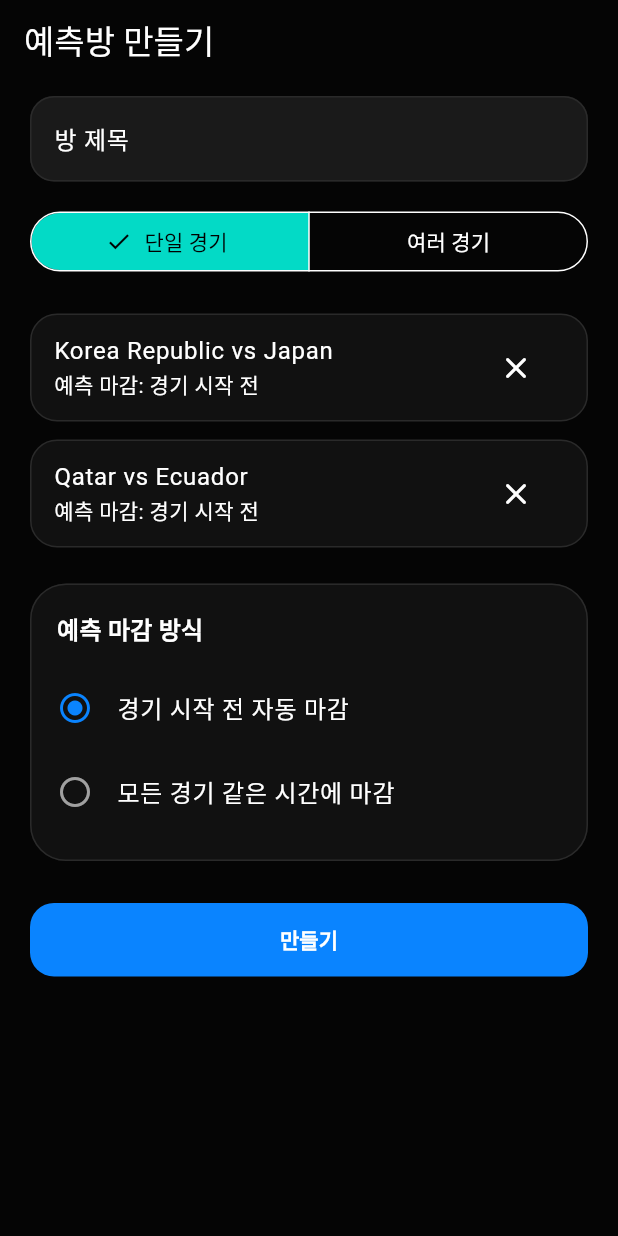
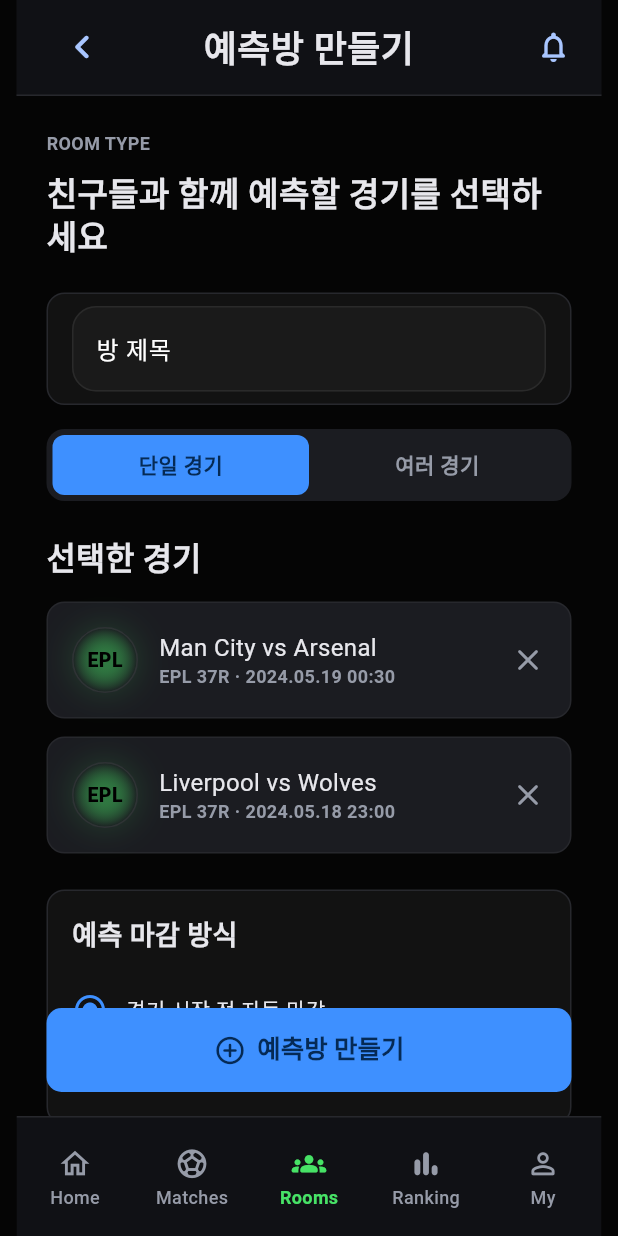
Before and after one commit to Scoee-Team/Scoee-Frontend, a Flutter app: the screen it shows after launch, item 3 of the bottom bar chosen, after a tap on "예측방 만들기", on a phone screen of 412 x 824 dp. Run offline on Flutter 3.47's test engine with Material 3 defaults, Android fonts, the phone set to English and light mode, and no system bars; our stand-ins replace dio, flutter_riverpod, go_router.

Commit message:
feat(rooms): implement figma create room screen

```diff
--- a/lib/features/prediction_rooms/presentation/screen/create_room_screen.dart
+++ b/lib/features/prediction_rooms/presentation/screen/create_room_screen.dart
@@ -1,117 +1,219 @@
 import 'package:flutter/material.dart';
+import 'package:go_router/go_router.dart';
 
-import '../../../../core/constants/app_colors.dart';
+import '../../../../core/widgets/figma_widgets.dart';
 
 class CreateRoomScreen extends StatelessWidget {
   const CreateRoomScreen({super.key});
 
   @override
   Widget build(BuildContext context) {
-    return Scaffold(
-      appBar: AppBar(title: const Text('예측방 만들기')),
-      body: ListView(
-        padding: const EdgeInsets.fromLTRB(20, 8, 20, 24),
+    return FigmaPage(
+      bottomNavIndex: 2,
+      child: Stack(
         children: [
-          TextField(
-            decoration: const InputDecoration(
-              labelText: '방 제목',
-              hintText: '오늘 한일전 스코어 예측',
+          const FigmaTopBar(title: '예측방 만들기', showBack: true),
+          AppScrollView(
+            topPadding: 88,
+            bottomPadding: 120,
+            children: [
+              const SmallMeta('ROOM TYPE'),
+              const SizedBox(height: 10),
+              const Text(
+                '친구들과 함께 예측할 경기를 선택하세요',
+                style: TextStyle(
+                  color: FigmaColors.text,
+                  fontSize: 22,
+                  fontWeight: FontWeight.w800,
+                  height: 1.25,
                 ),
               ),
+              const SizedBox(height: 24),
+              const _RoomTextField(label: '방 제목', hint: '주말 프리미어리그 예측방'),
               const SizedBox(height: 16),
-          SegmentedButton<String>(
-            segments: const [
-              ButtonSegment(value: 'single', label: Text('단일 경기')),
-              ButtonSegment(value: 'multi', label: Text('여러 경기')),
+              const _TypeSelector(),
+              const SizedBox(height: 24),
+              const SectionTitle(title: '선택한 경기'),
+              const SizedBox(height: 14),
+              const _SelectedMatch(
+                title: 'Man City vs Arsenal',
+                meta: 'EPL 37R · 2024.05.19 00:30',
+              ),
+              SizedBox(height: 12),
+              const _SelectedMatch(
+                title: 'Liverpool vs Wolves',
+                meta: 'EPL 37R · 2024.05.18 23:00',
+              ),
+              SizedBox(height: 24),
+              const _DeadlinePanel(),
             ],
-            selected: const {'single'},
-            onSelectionChanged: (_) {},
           ),
-          const SizedBox(height: 24),
-          const _SelectedMatchCard(title: 'Korea Republic vs Japan'),
-          const SizedBox(height: 12),
-          const _SelectedMatchCard(title: 'Qatar vs Ecuador'),
-          const SizedBox(height: 24),
-          const _DeadlineCard(),
-          const SizedBox(height: 28),
-          FilledButton(onPressed: () {}, child: const Text('만들기')),
+          Positioned(
+            left: 20,
+            right: 20,
+            bottom: 96,
+            child: PrimaryCta(
+              label: '예측방 만들기',
+              icon: Icons.add_circle_outline_rounded,
+              onPressed: () => context.go('/rooms/10'),
+            ),
+          ),
         ],
       ),
     );
   }
 }
 
-class _SelectedMatchCard extends StatelessWidget {
-  const _SelectedMatchCard({required this.title});
+class _RoomTextField extends StatelessWidget {
+  const _RoomTextField({required this.label, required this.hint});
 
-  final String title;
+  final String label;
+  final String hint;
 
   @override
   Widget build(BuildContext context) {
-    return DecoratedBox(
-      decoration: BoxDecoration(
-        color: AppColors.surface,
-        borderRadius: BorderRadius.circular(18),
-        border: Border.all(color: AppColors.border),
-      ),
-      child: ListTile(
-        title: Text(title, maxLines: 1, overflow: TextOverflow.ellipsis),
-        subtitle: const Text('예측 마감: 경기 시작 전'),
-        trailing: IconButton(
-          onPressed: () {},
-          icon: const Icon(Icons.close_rounded),
-          tooltip: '선택 해제',
+    return FigmaCard(
+      padding: const EdgeInsets.symmetric(horizontal: 16, vertical: 8),
+      child: TextField(
+        style: const TextStyle(color: FigmaColors.text),
+        decoration: InputDecoration(
+          labelText: label,
+          hintText: hint,
+          border: InputBorder.none,
         ),
       ),
     );
   }
 }
 
-class _DeadlineCard extends StatelessWidget {
-  const _DeadlineCard();
+class _TypeSelector extends StatelessWidget {
+  const _TypeSelector();
 
   @override
   Widget build(BuildContext context) {
-    return Card(
-      child: Padding(
-        padding: const EdgeInsets.all(18),
-        child: Column(
-          crossAxisAlignment: CrossAxisAlignment.start,
+    return Container(
+      height: 48,
+      padding: const EdgeInsets.all(4),
+      decoration: BoxDecoration(
+        color: FigmaColors.cardAlt,
+        borderRadius: BorderRadius.circular(12),
+      ),
+      child: Row(
         children: [
-            Text(
-              '예측 마감 방식',
-              style: Theme.of(
-                context,
-              ).textTheme.titleMedium?.copyWith(fontWeight: FontWeight.w800),
+          Expanded(child: _TypeChip(label: '단일 경기', selected: true)),
+          Expanded(child: _TypeChip(label: '여러 경기', selected: false)),
+        ],
       ),
-            const SizedBox(height: 12),
-            const _DeadlineOption(selected: true, title: '경기 시작 전 자동 마감'),
-            const _DeadlineOption(selected: false, title: '모든 경기 같은 시간에 마감'),
-          ],
+    );
+  }
+}
+
+class _TypeChip extends StatelessWidget {
+  const _TypeChip({required this.label, required this.selected});
+
+  final String label;
+  final bool selected;
+
+  @override
+  Widget build(BuildContext context) {
+    return Container(
+      alignment: Alignment.center,
+      decoration: BoxDecoration(
+        color: selected ? FigmaColors.blue : Colors.transparent,
+        borderRadius: BorderRadius.circular(8),
+      ),
+      child: Text(
+        label,
+        style: TextStyle(
+          color: selected ? const Color(0xFF052A55) : FigmaColors.muted,
+          fontWeight: FontWeight.w800,
         ),
       ),
     );
   }
 }
 
-class _DeadlineOption extends StatelessWidget {
-  const _DeadlineOption({required this.selected, required this.title});
+class _SelectedMatch extends StatelessWidget {
+  const _SelectedMatch({required this.title, required this.meta});
 
-  final bool selected;
   final String title;
+  final String meta;
 
   @override
   Widget build(BuildContext context) {
-    return ListTile(
-      contentPadding: EdgeInsets.zero,
-      leading: Icon(
+    return FigmaCard(
+      color: FigmaColors.cardAlt,
+      child: Row(
+        children: [
+          const TeamMark(label: 'EPL', size: 44, color: FigmaColors.green),
+          const SizedBox(width: 14),
+          Expanded(
+            child: Column(
+              crossAxisAlignment: CrossAxisAlignment.start,
+              children: [
+                Text(
+                  title,
+                  style: const TextStyle(color: FigmaColors.text, fontSize: 16),
+                ),
+                SmallMeta(meta),
+              ],
+            ),
+          ),
+          const Icon(Icons.close_rounded, color: FigmaColors.muted),
+        ],
+      ),
+    );
+  }
+}
+
+class _DeadlinePanel extends StatelessWidget {
+  const _DeadlinePanel();
+
+  @override
+  Widget build(BuildContext context) {
+    return const FigmaCard(
+      child: Column(
+        crossAxisAlignment: CrossAxisAlignment.start,
+        children: [
+          Text(
+            '예측 마감 방식',
+            style: TextStyle(
+              color: FigmaColors.text,
+              fontSize: 18,
+              fontWeight: FontWeight.w800,
+            ),
+          ),
+          SizedBox(height: 16),
+          _DeadlineOption(label: '경기 시작 전 자동 마감', selected: true),
+          _DeadlineOption(label: '모든 경기 같은 시간에 마감', selected: false),
+        ],
+      ),
+    );
+  }
+}
+
+class _DeadlineOption extends StatelessWidget {
+  const _DeadlineOption({required this.label, required this.selected});
+
+  final String label;
+  final bool selected;
+
+  @override
+  Widget build(BuildContext context) {
+    return Padding(
+      padding: const EdgeInsets.symmetric(vertical: 8),
+      child: Row(
+        children: [
+          Icon(
             selected
                 ? Icons.radio_button_checked_rounded
                 : Icons.radio_button_off_rounded,
-        color: selected ? AppColors.accent : AppColors.secondaryText,
+            color: selected ? FigmaColors.blue : FigmaColors.muted,
           ),
-      title: Text(title),
-      onTap: () {},
+          const SizedBox(width: 12),
+          Text(label, style: const TextStyle(color: FigmaColors.text)),
+        ],
+      ),
     );
   }
 }
```
Lines whose indentation alone changed are shown as unchanged.
